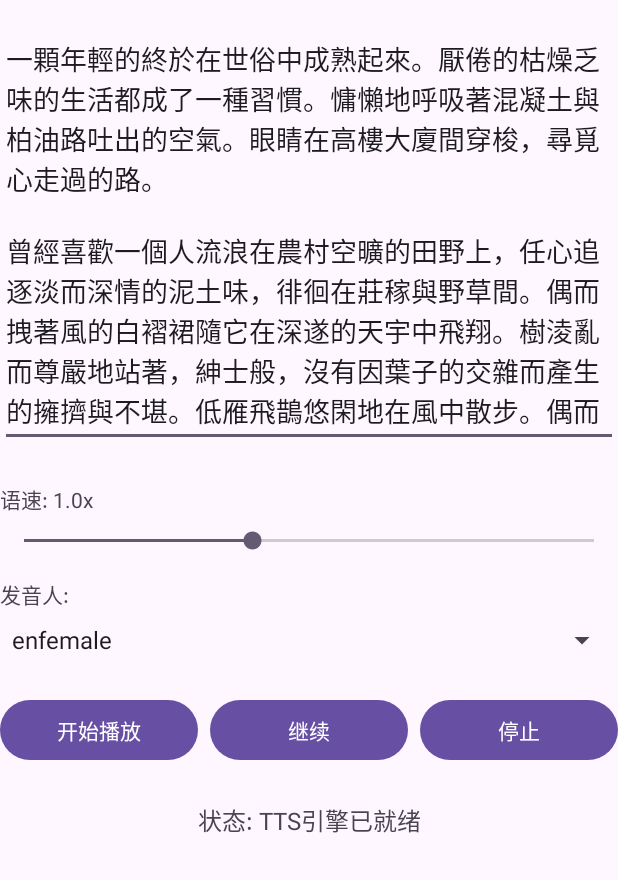
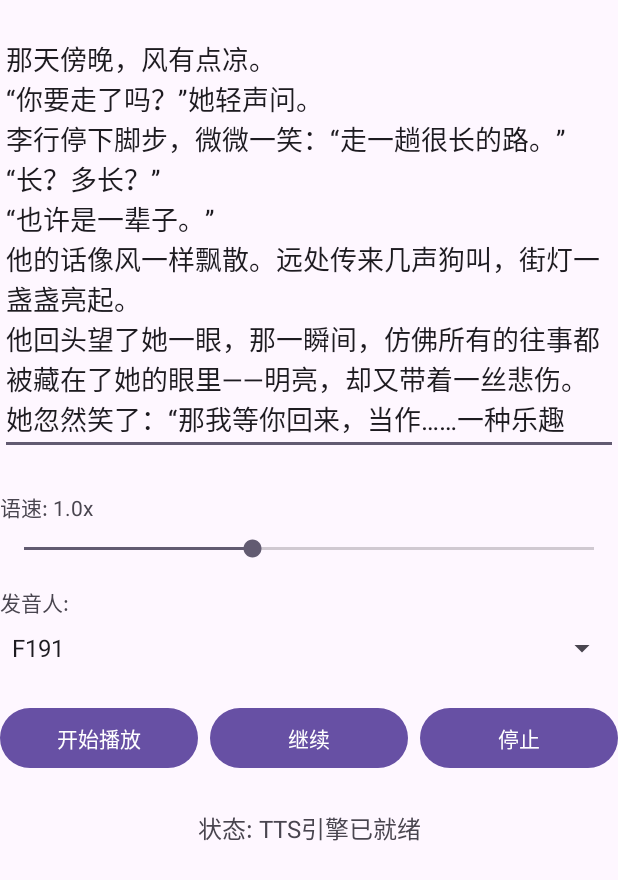
Before and after one commit to hurist/TTSDemo, an Android app: the screen it shows after launch (MainActivity), on a phone screen of 412 x 824 dp. Shown: the top 880 px of the screen. Run offline under Robolectric (Android 15) with nearby library versions, the phone set to English and light mode, and no system bars; 1 statement that could not run was skipped.

Commit message:
:bulb: 更新 `MainActivity.kt` 中的默认测试文本与发音人
- 修改 `editTextInput` 的默认显示文本，使其更贴近对话场景。
- 调整 `availableVoices` 列表，移除了 "enfemale" 和 "enmale" 两个发音人。
- 变更默认发音人 `currentVoice` 为 "F191"，以匹配新的测试文本。

```diff
--- a/app/src/main/java/com/hurist/ttsdemo/MainActivity.kt
+++ b/app/src/main/java/com/hurist/ttsdemo/MainActivity.kt
@@ -52,8 +52,8 @@ class MainActivity : AppCompatActivity() {
     private lateinit var textViewSpeed: TextView
 
     // 可用的发音人列表
-    private val availableVoices = listOf("enfemale", "enmale", "F191", "fn", "lsl", "M206", "newsman", "pb")
-    private var currentVoice = "lsl"
+    private val availableVoices = listOf("F191", "fn", "lsl", "M206", "newsman", "pb")
+    private var currentVoice = "F191"
 
     companion object {
         private const val TAG = "MainActivity"
@@ -98,9 +98,16 @@ class MainActivity : AppCompatActivity() {
         textViewSpeed = findViewById(R.id.textViewSpeed)
 
         // 设置默认文本
-        editTextInput.setText("""一顆年輕的終於在世俗中成熟起來。厭倦的枯燥乏味的生活都成了一種習慣。慵懶地呼吸著混凝土與柏油路吐出的空氣。眼睛在高樓大廈間穿梭，尋覓心走過的路。
-
-曾經喜歡一個人流浪在農村空曠的田野上，任心追逐淡而深情的泥土味，徘徊在莊稼與野草間。偶而拽著風的白褶裙隨它在深遂的天宇中飛翔。樹淩亂而尊嚴地站著，紳士般，沒有因葉子的交雜而產生的擁擠與不堪。低雁飛鵲悠閑地在風中散步。偶而會瞥一下孤獨的流浪人。遲緩地低鳴宣布著身體地倦怠。風吹來，撩撥著內心的清純與恬靜，像小貓從桌台跳到地板上那樣輕，生怕驚覺現實而荒蕪的心。""".trimIndent())
+        editTextInput.setText("""那天傍晚，风有点凉。
+“你要走了吗？”她轻声问。
+李行停下脚步，微微一笑：“走一趟很长的路。”
+“长？多长？”
+“也许是一辈子。”
+他的话像风一样飘散。远处传来几声狗叫，街灯一盏盏亮起。
+他回头望了她一眼，那一瞬间，仿佛所有的往事都被藏在了她的眼里——明亮，却又带着一丝悲伤。
+她忽然笑了：“那我等你回来，当作……一种乐趣吧。”
+李行愣了愣，也笑了，“乐”这个字，在风里轻轻回荡着。
+夜色重了，雨点开始落下……一切都像没发生过似的。""".trimIndent())
 
         // 设置语速滑动条 (0.5x到3.0x，步进0.1，默认1.0x)
         // SeekBar范围: 0-25，映射到0.5-3.0
```
